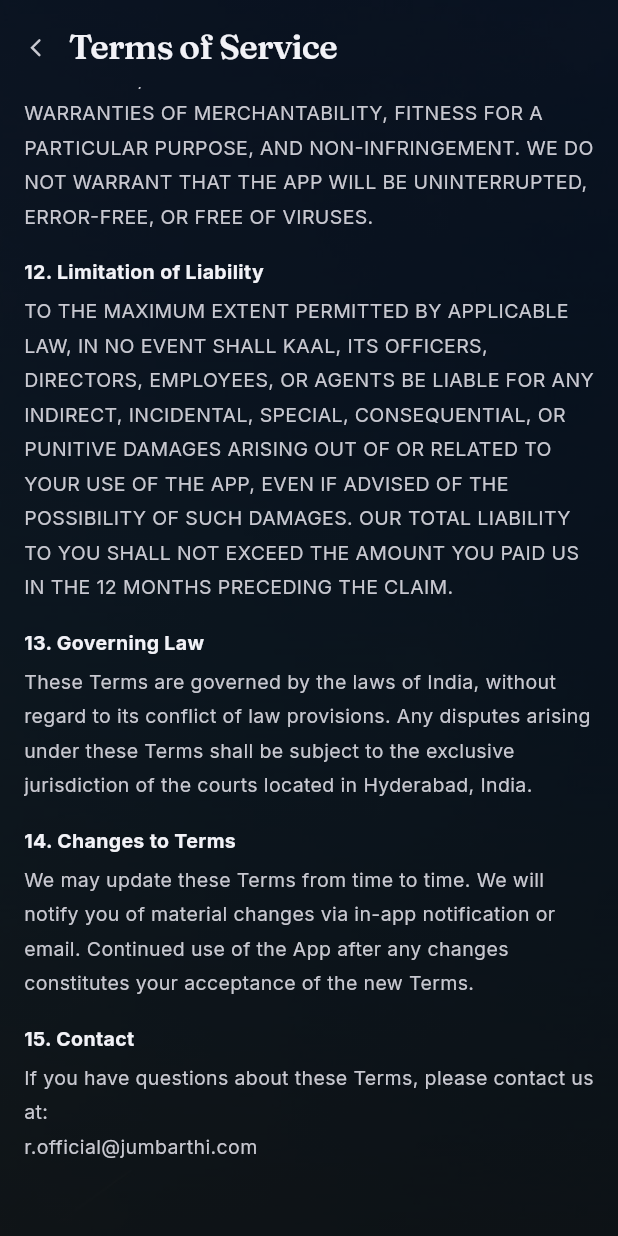
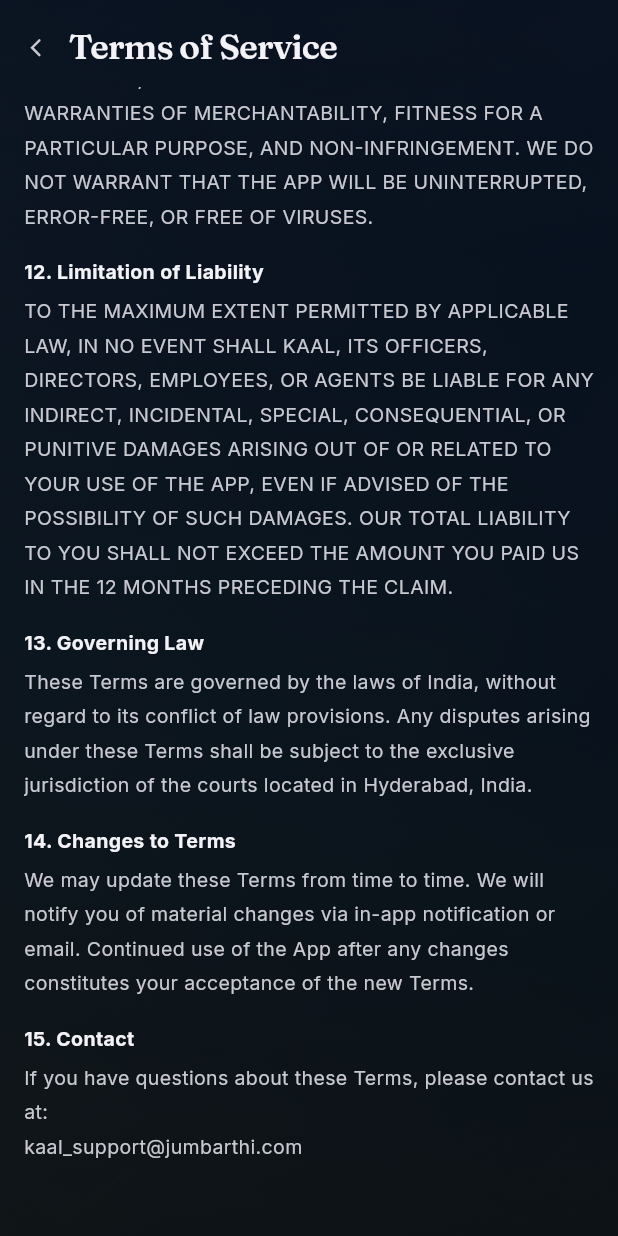
Before and after one commit to rjumbarthi/taskera_app_IOS, a Flutter app: the LegalScreen screen opened by its route, scrolled down 2200 dp, on a phone screen of 412 x 824 dp. Run offline on Flutter 3.47's test engine with Material 3 defaults, Android fonts, the phone set to English and light mode, and no system bars; our stand-ins replace drift, flutter_local_notifications, flutter_riverpod, flutter_secure_storage, flutter_svg, go_router and 6 more; missing offline and left inert: flutter_web_auth_2, googleapis, home_widget, window_manager; accounts and stored records are empty; generated files the repository leaves out were written again.

Commit message:
Change support email to kaal_support@jumbarthi.com
Updates all in-app legal pages (Terms, Privacy, Copyright, Support, Deletion,
Data/Permissions/Ads), the Settings support row, and the submission checklist.

Co-Authored-By: Claude Opus 4.8 (1M context) <noreply@anthropic.com>

```diff
--- a/lib/screens/legal_screen.dart
+++ b/lib/screens/legal_screen.dart
@@ -136,7 +136,7 @@ class _TermsContent extends StatelessWidget {
 
       _Section(
         title: '3. Account Registration',
-        body: 'You may create an account using your email address or third-party sign-in (Google, Apple, Microsoft). You are responsible for maintaining the confidentiality of your account credentials and for all activities that occur under your account. You agree to notify us immediately of any unauthorized use of your account at r.official@jumbarthi.com.',
+        body: 'You may create an account using your email address or third-party sign-in (Google, Apple, Microsoft). You are responsible for maintaining the confidentiality of your account credentials and for all activities that occur under your account. You agree to notify us immediately of any unauthorized use of your account at kaal_support@jumbarthi.com.',
         colors: colors,
       ),
 
@@ -217,7 +217,7 @@ class _TermsContent extends StatelessWidget {
 
       _Section(
         title: '15. Contact',
-        body: 'If you have questions about these Terms, please contact us at:\nr.official@jumbarthi.com',
+        body: 'If you have questions about these Terms, please contact us at:\nkaal_support@jumbarthi.com',
         colors: colors,
       ),
     ]);
@@ -306,7 +306,7 @@ class _PrivacyContent extends StatelessWidget {
             '• Deletion: Request deletion of your account and associated data. Go to Profile → Edit profile → Delete account. Data is deleted within 30 days.\n'
             '• Portability: Request an export of your data in a machine-readable format.\n'
             '• Opt-out: You can disable optional analytics in Settings → Privacy.\n\n'
-            'To exercise these rights, contact us at r.official@jumbarthi.com.',
+            'To exercise these rights, contact us at kaal_support@jumbarthi.com.',
         colors: colors,
       ),
 
@@ -322,13 +322,13 @@ class _PrivacyContent extends StatelessWidget {
 
       _Section(
         title: '9. CCPA (California Users)',
-        body: 'If you are a California resident, the California Consumer Privacy Act (CCPA) grants you the right to know what personal information we collect, the right to delete your personal information, and the right to opt out of the sale of your personal information. We do not sell personal information. To submit a request, contact r.official@jumbarthi.com.',
+        body: 'If you are a California resident, the California Consumer Privacy Act (CCPA) grants you the right to know what personal information we collect, the right to delete your personal information, and the right to opt out of the sale of your personal information. We do not sell personal information. To submit a request, contact kaal_support@jumbarthi.com.',
         colors: colors,
       ),
 
       _Section(
         title: '10. Children\'s Privacy',
-        body: 'The App is not directed at children under the age of 13. We do not knowingly collect personal information from children under 13. If we become aware that a child under 13 has provided us with personal information without parental consent, we will delete it. If you believe a child under 13 has provided us with personal information, contact us at r.official@jumbarthi.com.',
+        body: 'The App is not directed at children under the age of 13. We do not knowingly collect personal information from children under 13. If we become aware that a child under 13 has provided us with personal information without parental consent, we will delete it. If you believe a child under 13 has provided us with personal information, contact us at kaal_support@jumbarthi.com.',
         colors: colors,
       ),
 
@@ -359,7 +359,7 @@ class _PrivacyContent extends StatelessWidget {
 
       _Section(
         title: '14. Contact Us',
-        body: 'If you have questions, concerns, or requests regarding this Privacy Policy, please contact our Data Protection contact at:\n\nr.official@jumbarthi.com\n\nKaal — a product of Port443 LLC\nHyderabad, India',
+        body: 'If you have questions, concerns, or requests regarding this Privacy Policy, please contact our Data Protection contact at:\n\nkaal_support@jumbarthi.com\n\nKaal — a product of Port443 LLC\nHyderabad, India',
         colors: colors,
       ),
     ]);
@@ -450,14 +450,14 @@ class _CopyrightContent extends StatelessWidget {
         body: 'We respect the intellectual property rights of others. If you believe that '
             'material available in the App infringes your copyright, please send a notice with '
             'sufficient detail to identify the work and the alleged infringement to '
-            'r.official@jumbarthi.com, and we will respond promptly.',
+            'kaal_support@jumbarthi.com, and we will respond promptly.',
         colors: colors,
       ),
 
       _Section(
         title: '8. Contact',
         body: 'For copyright, licensing, or permission requests, contact:\n\n'
-            'r.official@jumbarthi.com\n\n'
+            'kaal_support@jumbarthi.com\n\n'
             'Kaal — a product of Port443 LLC\nHyderabad, India',
         colors: colors,
       ),
@@ -482,7 +482,7 @@ class _SupportContent extends StatelessWidget {
 
       _Section(
         title: 'Contact us',
-        body: 'Email our team at r.official@jumbarthi.com. We typically respond within 1–2 '
+        body: 'Email our team at kaal_support@jumbarthi.com. We typically respond within 1–2 '
             'business days. Please include your account email and a description of the issue '
             '(and screenshots if relevant) so we can help faster.',
         colors: colors,
@@ -528,7 +528,7 @@ class _SupportContent extends StatelessWidget {
 
       _Section(
         title: 'Still need help?',
-        body: 'Reach us directly:\n\nr.official@jumbarthi.com\n\n'
+        body: 'Reach us directly:\n\nkaal_support@jumbarthi.com\n\n'
             'Kaal — a product of Port443 LLC\nHyderabad, India',
         colors: colors,
       ),
@@ -561,7 +561,7 @@ class _DeletionContent extends StatelessWidget {
 
       _Section(
         title: 'Request deletion by email',
-        body: 'If you can\'t access the app, email r.official@jumbarthi.com from the address '
+        body: 'If you can\'t access the app, email kaal_support@jumbarthi.com from the address '
             'associated with your account and ask us to delete it. We may ask you to verify '
             'ownership of the account before processing the request.',
         colors: colors,
@@ -597,7 +597,7 @@ class _DeletionContent extends StatelessWidget {
 
       _Section(
         title: 'Questions',
-        body: 'For any data or deletion request, contact:\n\nr.official@jumbarthi.com\n\n'
+        body: 'For any data or deletion request, contact:\n\nkaal_support@jumbarthi.com\n\n'
             'Kaal — a product of Port443 LLC\nHyderabad, India',
         colors: colors,
       ),
@@ -677,7 +677,7 @@ class _DataInfoContent extends StatelessWidget {
       _Section(
         title: 'Learn more',
         body: 'Full details are in the Privacy Policy. Questions? '
-            'r.official@jumbarthi.com\n\nKaal — a product of Port443 LLC',
+            'kaal_support@jumbarthi.com\n\nKaal — a product of Port443 LLC',
         colors: colors,
       ),
     ]);
--- a/lib/screens/settings/settings_screen.dart
+++ b/lib/screens/settings/settings_screen.dart
@@ -345,7 +345,7 @@ class _SettingsScreenState extends ConsumerState<SettingsScreen> {
                 _AboutPara('Execution OS for high performers.', colors, strong: true),
                 _AboutPara('Kaal organises everything you do into Covey’s four quadrants — Do Now, Schedule, Delegate, Eliminate — so your time goes to what truly matters. Tasks, habits, goals, calendar and notes, in one focused place.', colors),
                 _AboutPara('VERSION  ·  Kaal v1.0.0', colors, strong: true),
-                _AboutPara('CONTACT  ·  r.official@jumbarthi.com', colors),
+                _AboutPara('CONTACT  ·  kaal_support@jumbarthi.com', colors),
                 _AboutPara('Kaal is a product of Port443 LLC.', colors),
                 _AboutPara('© 2026 Port443 LLC. All rights reserved.', colors),
               ]),
```
Also changed, not shown: 1 other file.
